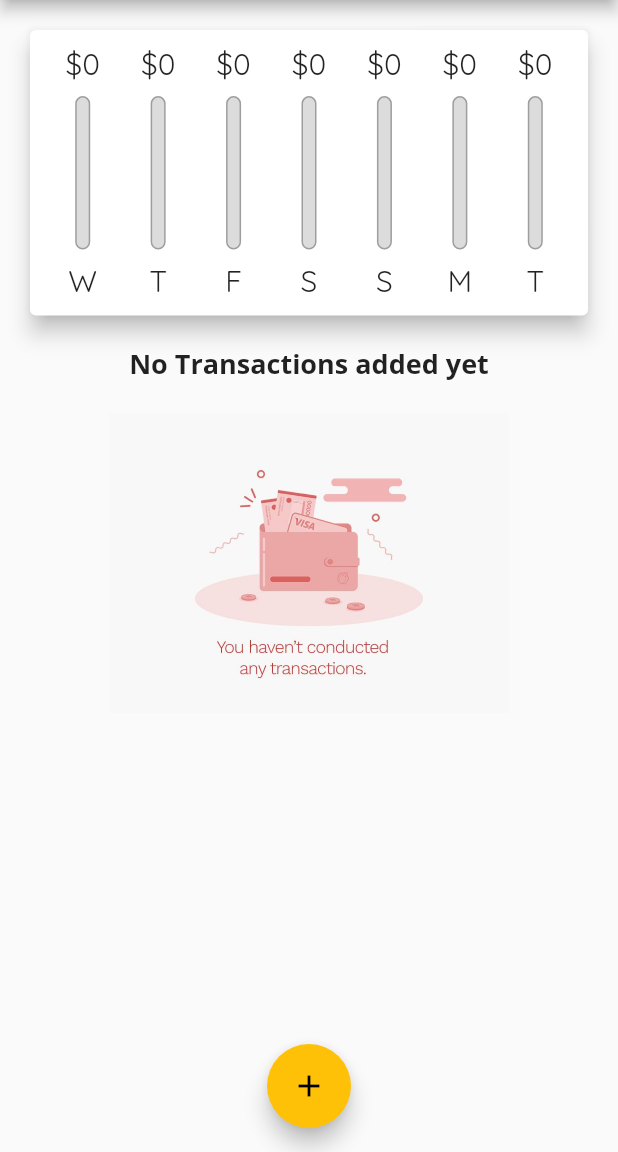
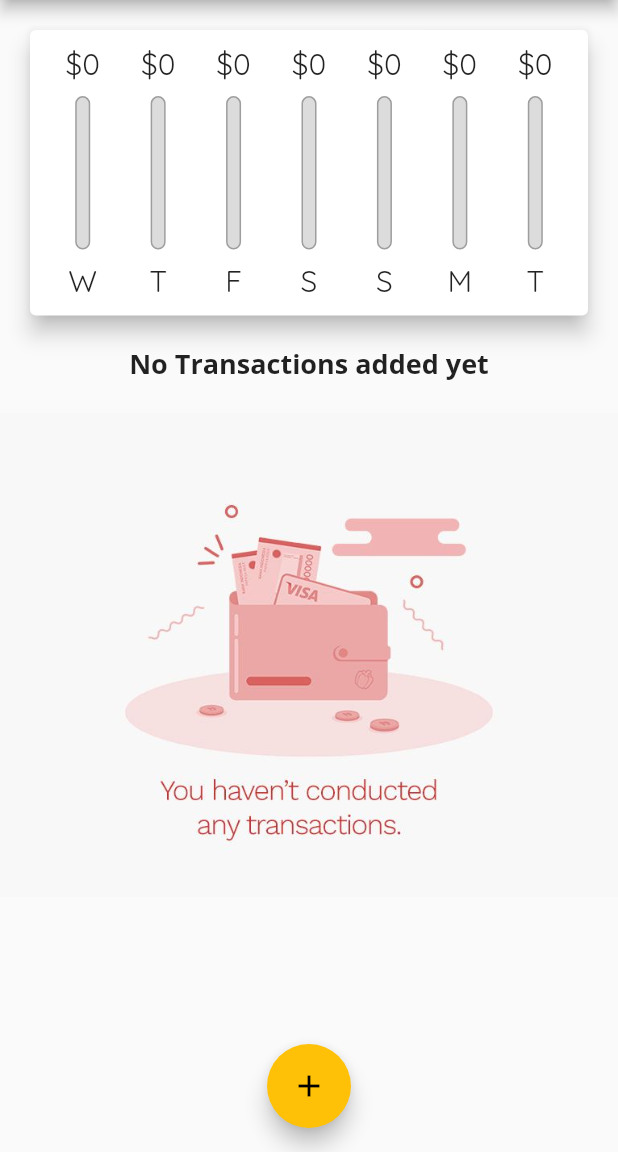
Before and after one commit to akshayMunot30/Personal-Expenses-App, a Flutter app: the screen it shows after launch, on a phone screen of 412 x 824 dp, the part 84-1236 px from its top. Run offline on Flutter 3.47's test engine with Material 2 defaults, Android fonts, the phone set to English and light mode, and no system bars; our stand-ins replace google_fonts.

Commit message:
Solved a bug and added a new functionality
- In landscape mode, the image was going out of window, solved that bug.
- Added feature of showing chart and list in potrait mode, but when
switched to landscape, the switch key is shown for either chart or list.

```diff
--- a/lib/main.dart
+++ b/lib/main.dart
@@ -1,4 +1,5 @@
 import 'package:flutter/material.dart';
+// import 'package:flutter/services.dart';
 import 'package:google_fonts/google_fonts.dart';
 
 import './widgets/new_transaction.dart';
@@ -7,6 +8,13 @@ import './widgets/chart.dart';
 import './models/transaction.dart';
 
 void main() {
+  // WidgetsFlutterBinding.ensureInitialized();
+  // SystemChrome.setPreferredOrientations(
+  //   [
+  //     DeviceOrientation.portraitUp,
+  //     DeviceOrientation.portraitDown,
+  //   ],
+  // );
   runApp(MyApp());
 }
 
@@ -78,6 +86,8 @@ class _MyHomePageState extends State<MyHomePage> {
     // ),
   ];
 
+  bool _showChart = false;
+
   List<Transaction> get _recentTransactions {
     return _userTransactions.where((element) {
       return element.date.isAfter(DateTime.now().subtract(Duration(days: 7)));
@@ -115,6 +125,8 @@ class _MyHomePageState extends State<MyHomePage> {
 
   @override
   Widget build(BuildContext context) {
+    final isLandscape =
+        MediaQuery.of(context).orientation == Orientation.landscape;
     final appbar = AppBar(
       title: Text(
         'Personal Expenses',
@@ -126,7 +138,13 @@ class _MyHomePageState extends State<MyHomePage> {
         )
       ],
     );
-
+    final txListWidget = Container(
+      height: (MediaQuery.of(context).size.height -
+              appbar.preferredSize.height -
+              MediaQuery.of(context).padding.top) *
+          0.7,
+      child: TransactionList(_userTransactions, _deleteTransaction),
+    );
     return Scaffold(
       appBar: appbar,
       body: SingleChildScrollView(
@@ -134,18 +152,39 @@ class _MyHomePageState extends State<MyHomePage> {
           // mainAxisAlignment: MainAxisAlignment.spaceAround,
           crossAxisAlignment: CrossAxisAlignment.stretch,
           children: <Widget>[
-            Container(
+            if (isLandscape)
+              Row(
+                mainAxisAlignment: MainAxisAlignment.center,
+                children: [
+                  Text('Show Chart'),
+                  Switch(
+                    value: _showChart,
+                    onChanged: (val) {
+                      setState(() {
+                        _showChart = val;
+                      });
+                    },
+                  ),
+                ],
+              ),
+            if (!isLandscape)
+              Container(
                 height: (MediaQuery.of(context).size.height -
                         appbar.preferredSize.height -
                         MediaQuery.of(context).padding.top) *
                     0.3,
-                child: Chart(_recentTransactions)),
-            Container(
-                height: (MediaQuery.of(context).size.height -
-                        appbar.preferredSize.height -
-                        MediaQuery.of(context).padding.top) *
-                    0.7,
-                child: TransactionList(_userTransactions, _deleteTransaction)),
+                child: Chart(_recentTransactions),
+              ),
+            if (!isLandscape) txListWidget,
+            if (isLandscape) _showChart == true
+                ? Container(
+                    height: (MediaQuery.of(context).size.height -
+                            appbar.preferredSize.height -
+                            MediaQuery.of(context).padding.top) *
+                        0.7,
+                    child: Chart(_recentTransactions),
+                  )
+                : txListWidget,
           ],
         ),
       ),
--- a/lib/widgets/transaction_list.dart
+++ b/lib/widgets/transaction_list.dart
@@ -13,7 +13,9 @@ class TransactionList extends StatelessWidget {
   @override
   Widget build(BuildContext context) {
     return transactions.isEmpty
-        ? Column(
+        ? LayoutBuilder(
+            builder: (ctx, constraints) {
+              return Column(
                 children: [
                   Text(
                     "No Transactions added yet",
@@ -24,12 +26,14 @@ class TransactionList extends StatelessWidget {
                     height: 20,
                   ),
                   Container(
-                  height: 200,
+                      height: constraints.maxHeight * 0.6,
                       child: Image.asset(
                         'assets/images/waiting.png',
                         fit: BoxFit.cover,
                       ))
                 ],
+              );
+            },
           )
         : ListView.builder(
             itemBuilder: (ctx, index) {
```
Lines whose indentation alone changed are shown as unchanged.
